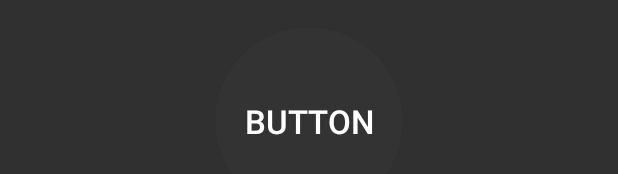
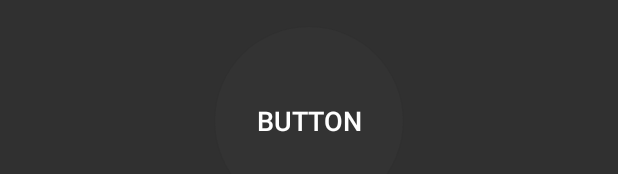
Before and after one commit to Snusz10/ArduinoRemoteControl, an Android app: the layout circular_button.xml on its own in the app's theme, with its tools: preview values and no code run, on a phone screen of 412 x 824 dp. Shown: the part 497-671 px from the top of the screen. Run offline under Robolectric (Android 15) with nearby library versions, the phone set to English and light mode, and no system bars.

Commit message:
Change battery pin to 32 instead of 13; resized circularbutton fragments

```diff
--- a/ArduinoProject/app/src/main/java/com/example/arduinoproject/Activites/MainActivity.java
+++ b/ArduinoProject/app/src/main/java/com/example/arduinoproject/Activites/MainActivity.java
@@ -7,6 +7,7 @@
  * =================================================================================================
  * 1.0.0   || Mathew || 2024-11-16  || Initial Creation
  * 1.0.1   || Mathew || 2024-11-19  || Fix NPEs on startup due to saved values not being present
+ * 1.0.2   || Mathew || 2024-11-23  || Resized the circular button fragments (pin/ball/shut down) to better fit the smaller tablet's screen size
  * =================================================================================================
  */
 
@@ -27,6 +28,7 @@ import android.content.Intent;
 import android.content.SharedPreferences;
 import android.content.pm.ActivityInfo;
 import android.content.pm.PackageManager;
+import android.net.wifi.SupplicantState;
 import android.net.wifi.WifiInfo;
 import android.net.wifi.WifiManager;
 import android.os.Build;
@@ -442,8 +444,6 @@ public class MainActivity extends AppCompatActivity {
             String description = individualMessageParts[0];
             String info = individualMessageParts[1];
 
-            boolean previousBatteryStatus;
-
             // handle the messages based on their descriptions
             switch(description){
                 // if the message does not differ from the last one, try getting it again
--- a/ArduinoProject/app/src/main/res/layout/circular_button.xml
+++ b/ArduinoProject/app/src/main/res/layout/circular_button.xml
@@ -16,7 +16,7 @@
         android:layout_marginBottom="24dp"
         android:background="@drawable/round_button"
         android:text="Button"
-        android:textSize="22sp"
+        android:textSize="18sp"
         app:layout_constraintBottom_toBottomOf="@+id/circular_progress_bar"
         app:layout_constraintEnd_toEndOf="@+id/circular_progress_bar"
         app:layout_constraintStart_toStartOf="@+id/circular_progress_bar"
```
Also changed, not shown: ArduinoProject/app/src/main/res/layout/activity_main.xml (+7 -1 lines), 1 other file.
